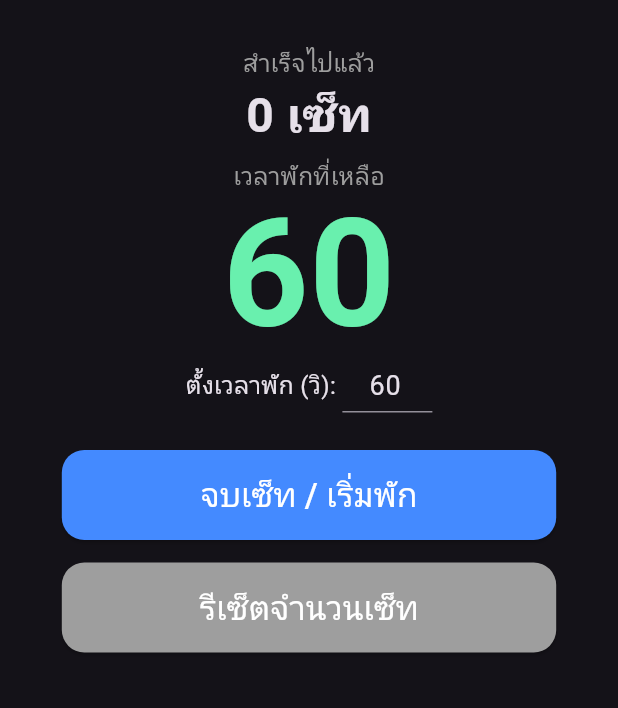
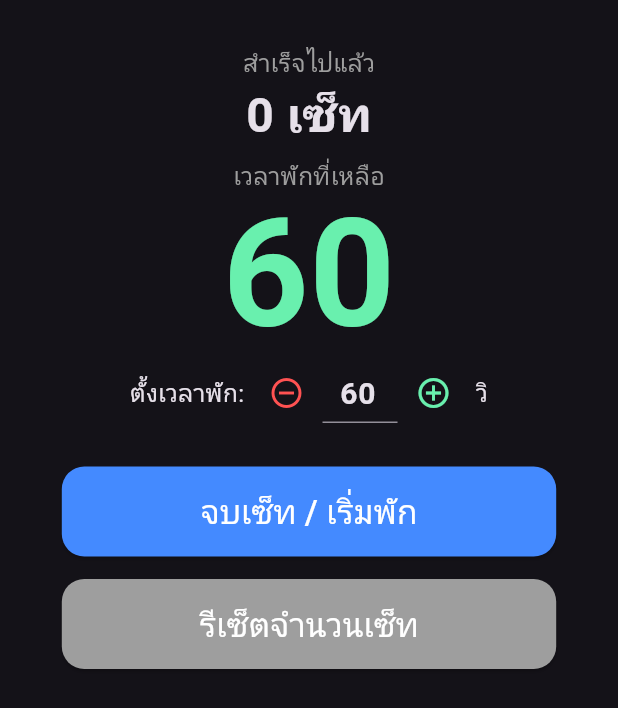
Before and after one commit to victorymark152/CyTimerSetCounter, a Flutter app: the screen it shows after launch, on a phone screen of 412 x 824 dp. Shown: the top 708 px of the screen. Run offline on Flutter 3.47's test engine with Material 3 defaults, Android fonts, the light colour scheme and no system bars.

```diff
--- a/lib/main.dart
+++ b/lib/main.dart
@@ -112,23 +112,57 @@ class _WorkoutTimerState extends State<WorkoutTimer> {
                   Row(
                     mainAxisAlignment: MainAxisAlignment.center,
                     children: [
-                      Text(
-                        "ตั้งเวลาพัก (วิ): ",
-                        style: TextStyle(fontSize: 16),
+                      Text("ตั้งเวลาพัก: ", style: TextStyle(fontSize: 16)),
+
+                      // ปุ่มลบ (-)
+                      IconButton(
+                        icon: Icon(
+                          Icons.remove_circle_outline,
+                          color: Colors.redAccent,
+                        ),
+                        onPressed: () {
+                          int current = int.tryParse(_controller.text) ?? 60;
+                          if (current > 5) {
+                            // ป้องกันไม่ให้เวลาติดลบ
+                            setState(() {
+                              _controller.text = (current - 5).toString();
+                            });
+                          }
+                        },
                       ),
+
                       SizedBox(
-                        width: 60,
+                        width: 50,
                         child: TextField(
                           controller: _controller,
                           keyboardType: TextInputType.number,
                           textAlign: TextAlign.center,
-                          style: TextStyle(fontSize: 18),
+                          style: TextStyle(
+                            fontSize: 20,
+                            fontWeight: FontWeight.bold,
+                          ),
                           decoration: InputDecoration(
                             isDense: true,
                             contentPadding: EdgeInsets.symmetric(vertical: 5),
                           ),
                         ),
                       ),
+
+                      // ปุ่มบวก (+)
+                      IconButton(
+                        icon: Icon(
+                          Icons.add_circle_outline,
+                          color: Colors.greenAccent,
+                        ),
+                        onPressed: () {
+                          int current = int.tryParse(_controller.text) ?? 60;
+                          setState(() {
+                            _controller.text = (current + 5).toString();
+                          });
+                        },
+                      ),
+
+                      Text(" วิ", style: TextStyle(fontSize: 16)),
                     ],
                   ),
 
```
Also changed, not shown: docs/assets/fonts/MaterialIcons-Regular.otf, 2 other files.
